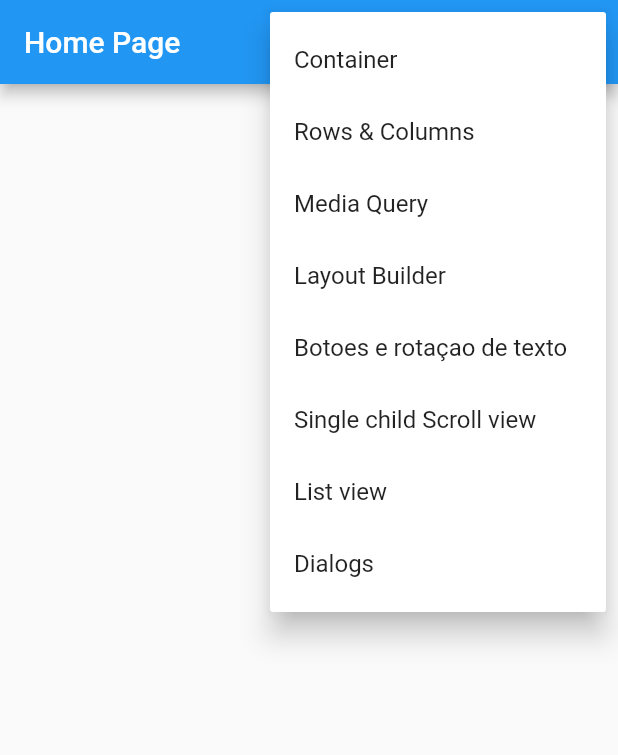
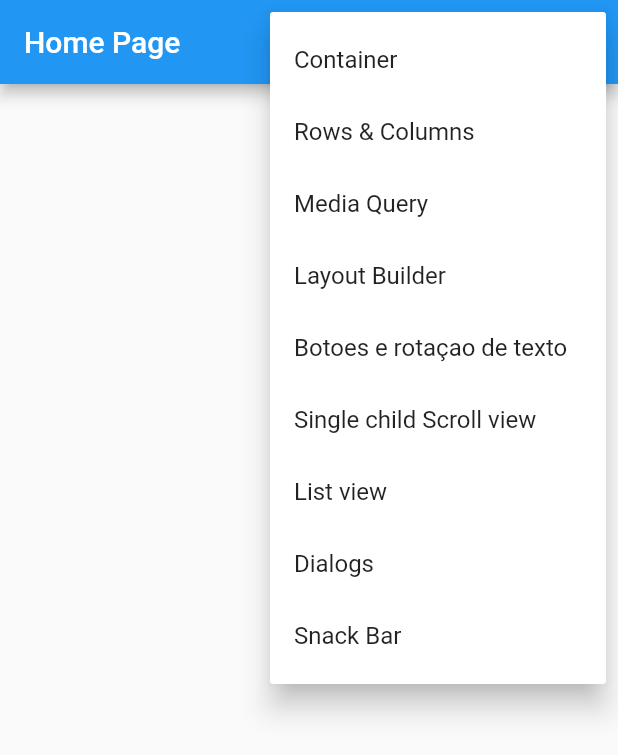
Before and after one commit to manuelzzz/flutter-first-project, a Flutter app: the screen it shows after launch, after a tap on the "arrow drop down" icon, on a phone screen of 412 x 824 dp. Shown: the top 755 px of the screen. Run offline on Flutter 3.47's test engine with Material 2 defaults, Android fonts, the phone set to English and light mode, and no system bars; our stand-ins replace device_preview.

Commit message:
snackBar first usage

```diff
--- a/lib/main.dart
+++ b/lib/main.dart
@@ -9,6 +9,7 @@ import 'package:flutter_first_project/pages/rows_columns/rows_columns_page.dart'
 import 'package:flutter_first_project/pages/media_query/media_query_page.dart';
 import 'package:flutter_first_project/pages/scrolls/listview_page.dart';
 import 'package:flutter_first_project/pages/scrolls/singlechildscrollview_page.dart';
+import 'package:flutter_first_project/pages/snack_bar/snack_bar_page.dart';
 
 void main() {
   runApp(
@@ -43,6 +44,7 @@ class MyApp extends StatelessWidget {
         '/scrolls/single_child_scroll_view': (_) => SinglechildscrolviewPage(),
         '/scrolls/list_view': (_) => ListviewPage(),
         '/dialogs': (_) => DialogsPage(),
+        '/snack_bar': (_) => SnackBarPage(),
       },
     );
   }
--- a/lib/pages/home/home_page.dart
+++ b/lib/pages/home/home_page.dart
@@ -9,6 +9,7 @@ enum PopupMenuPages {
   singleChildScrollView,
   listView,
   dialogs,
+  snackBar,
 }
 
 class HomePage extends StatelessWidget {
@@ -52,6 +53,9 @@ class HomePage extends StatelessWidget {
                 case PopupMenuPages.dialogs:
                   Navigator.of(context).pushNamed('/dialogs');
                   break;
+                case PopupMenuPages.snackBar:
+                  Navigator.of(context).pushNamed('/snack_bar');
+                  break;
               }
             },
             itemBuilder: (BuildContext context) {
@@ -88,6 +92,10 @@ class HomePage extends StatelessWidget {
                   value: PopupMenuPages.dialogs,
                   child: Text('Dialogs'),
                 ),
+                PopupMenuItem<PopupMenuPages>(
+                  value: PopupMenuPages.snackBar,
+                  child: Text('Snack Bar'),
+                ),
               ];
             },
           )
```
